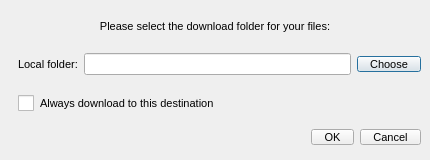
Above: src/MEGASync/gui/win/DownloadFromMegaDialog.ui from meganz/MEGAsync before the change. Below: the same form after it.
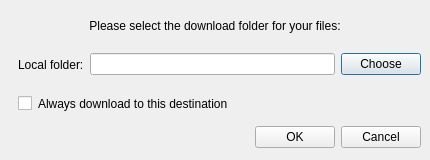
That is the form after the change.

What changed in the file:
```diff
--- a/src/MEGASync/gui/win/DownloadFromMegaDialog.ui
+++ b/src/MEGASync/gui/win/DownloadFromMegaDialog.ui
@@ -25,35 +25,6 @@
   <property name="windowTitle">
    <string>Download from MEGA</string>
   </property>
-  <property name="styleSheet">
-   <string notr="true">QWidget
-{
-font-size: 11px;
-}
-
-QCheckBox::indicator {
-     width: 16px;
-     height: 16px;
- }
-
-QRadioButton::indicator {
-     width: 16px;
-     height: 16px;
- }
-
-QScrollBar:horizontal {
-height: 16px;
-}
-
-QPushButton
-{
-    min-height: 14px;
-	height: 14px;
-	padding-right: 12px;
-	padding-left: 12px;
-}
-</string>
-  </property>
   <layout class="QVBoxLayout" name="verticalLayout">
    <property name="spacing">
     <number>0</number>
@@ -141,7 +112,7 @@
         <property name="minimumSize">
          <size>
           <width>0</width>
-          <height>22</height>
+          <height>0</height>
          </size>
         </property>
         <property name="text">
@@ -213,7 +184,7 @@
         <property name="minimumSize">
          <size>
           <width>0</width>
-          <height>22</height>
+          <height>0</height>
          </size>
         </property>
         <property name="text">
@@ -226,7 +197,7 @@
         <property name="minimumSize">
          <size>
           <width>0</width>
-          <height>22</height>
+          <height>0</height>
          </size>
         </property>
         <property name="text">
```
